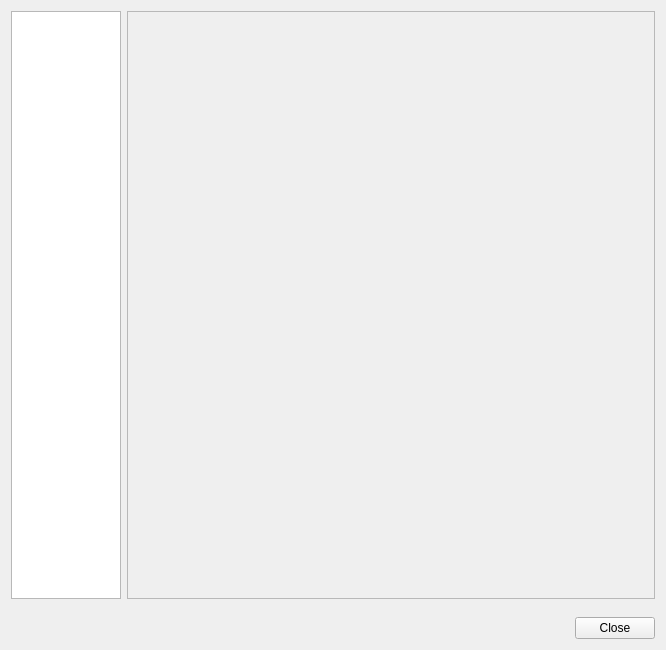
Above: src/preferences/configdialog.ui from nschimme/MMapper before the change. Below: the same form after it.
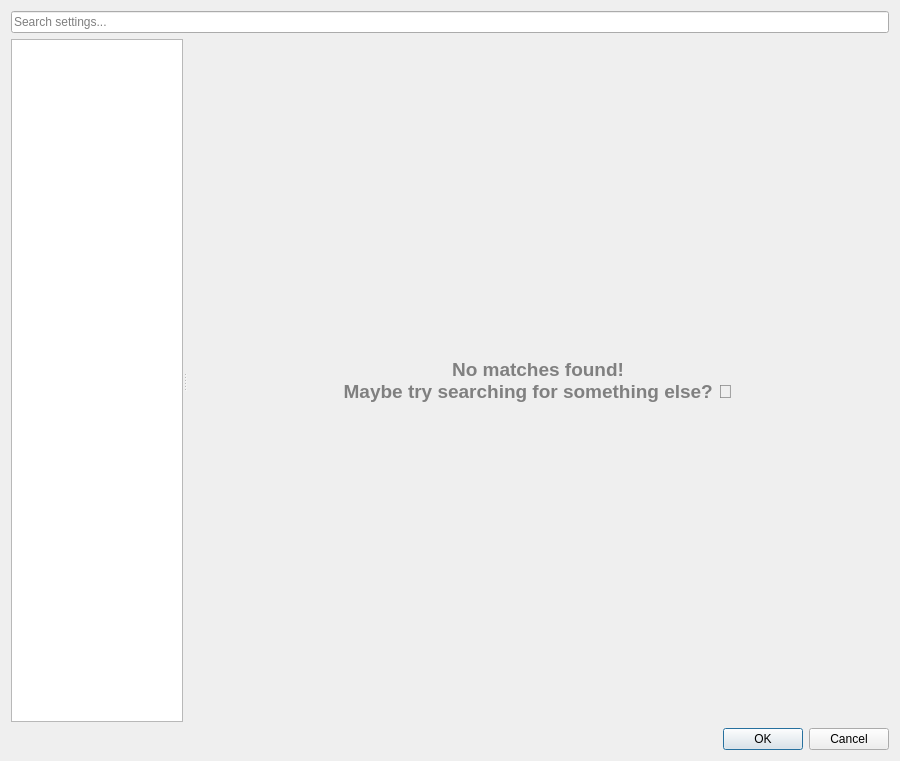
That is the form after the change. The open tabs and pages were chosen to show the change.

Commit message:
add search feature to preferences
fixup

```diff
--- a/src/preferences/configdialog.ui
+++ b/src/preferences/configdialog.ui
@@ -6,106 +6,138 @@
    <rect>
     <x>0</x>
     <y>0</y>
-    <width>666</width>
-    <height>650</height>
+    <width>900</width>
+    <height>761</height>
    </rect>
   </property>
   <layout class="QVBoxLayout" name="_4">
    <item>
     <layout class="QHBoxLayout" name="_3">
      <item>
-      <widget class="QListWidget" name="contentsWidget">
-       <property name="minimumSize">
-        <size>
-         <width>110</width>
-         <height>0</height>
-        </size>
+      <widget class="QLineEdit" name="searchBar">
+       <property name="placeholderText">
+        <string>Search settings...</string>
        </property>
-       <property name="maximumSize">
-        <size>
-         <width>110</width>
-         <height>16777215</height>
-        </size>
-       </property>
-       <property name="iconSize">
-        <size>
-         <width>70</width>
-         <height>70</height>
-        </size>
-       </property>
-       <property name="spacing">
-        <number>9</number>
-       </property>
-       <property name="viewMode">
-        <enum>QListView::IconMode</enum>
+       <property name="clearButtonEnabled">
+        <bool>true</bool>
        </property>
       </widget>
      </item>
-     <item>
+    </layout>
+   </item>
+   <item>
+    <widget class="QSplitter" name="mainSplitter">
+     <property name="sizePolicy">
+      <sizepolicy hsizetype="Expanding" vsizetype="MinimumExpanding">
+       <horstretch>0</horstretch>
+       <verstretch>0</verstretch>
+      </sizepolicy>
+     </property>
+     <property name="orientation">
+      <enum>Qt::Orientation::Horizontal</enum>
+     </property>
+     <widget class="QListWidget" name="contentsWidget">
+      <property name="sizePolicy">
+       <sizepolicy hsizetype="Minimum" vsizetype="Minimum">
+        <horstretch>0</horstretch>
+        <verstretch>0</verstretch>
+       </sizepolicy>
+      </property>
+      <property name="sizeAdjustPolicy">
+       <enum>QAbstractScrollArea::SizeAdjustPolicy::AdjustToContents</enum>
+      </property>
+     </widget>
+     <widget class="QStackedWidget" name="rightStack">
+      <property name="currentIndex">
+       <number>0</number>
+      </property>
       <widget class="QScrollArea" name="pagesScrollArea">
-       <property name="minimumSize">
-        <size>
-         <width>520</width>
-         <height>300</height>
-        </size>
+       <property name="sizePolicy">
+        <sizepolicy hsizetype="MinimumExpanding" vsizetype="Expanding">
+         <horstretch>0</horstretch>
+         <verstretch>0</verstretch>
+        </sizepolicy>
+       </property>
+       <property name="horizontalScrollBarPolicy">
+        <enum>Qt::ScrollBarPolicy::ScrollBarAsNeeded</enum>
        </property>
        <property name="widgetResizable">
         <bool>true</bool>
        </property>
        <widget class="QWidget" name="scrollAreaWidgetContents">
-        <property name="geometry">
-         <rect>
-          <x>0</x>
-          <y>0</y>
-          <width>518</width>
-          <height>558</height>
-         </rect>
-        </property>
-        <layout class="QHBoxLayout" name="horizontalLayout_3"/>
+        <layout class="QVBoxLayout" name="scrollLayout">
+         <property name="spacing">
+          <number>20</number>
+         </property>
+        </layout>
        </widget>
       </widget>
-     </item>
-    </layout>
-   </item>
-   <item>
-    <spacer name="closeSpacer">
-     <property name="orientation">
-      <enum>Qt::Vertical</enum>
-     </property>
-     <property name="sizeType">
-      <enum>QSizePolicy::Fixed</enum>
-     </property>
-     <property name="sizeHint" stdset="0">
-      <size>
-       <width>12</width>
-       <height>12</height>
-      </size>
-     </property>
-    </spacer>
-   </item>
-   <item>
-    <layout class="QHBoxLayout" name="_2">
-     <item>
-      <spacer name="horizontalSpacer">
-       <property name="orientation">
-        <enum>Qt::Horizontal</enum>
+      <widget class="QListWidget" name="searchResultsList"/>
+      <widget class="QWidget" name="noResultsPage">
+       <property name="sizePolicy">
+        <sizepolicy hsizetype="MinimumExpanding" vsizetype="MinimumExpanding">
+         <horstretch>0</horstretch>
+         <verstretch>0</verstretch>
+        </sizepolicy>
        </property>
-       <property name="sizeHint" stdset="0">
-        <size>
-         <width>40</width>
-         <height>20</height>
-        </size>
-       </property>
-      </spacer>
-     </item>
-     <item>
-      <widget class="QPushButton" name="closeButton">
-       <property name="text">
-        <string>Close</string>
-       </property>
+       <layout class="QVBoxLayout" name="noResultsLayout">
+        <item>
+         <spacer name="verticalSpacer_3">
+          <property name="orientation">
+           <enum>Qt::Orientation::Vertical</enum>
+          </property>
+          <property name="sizeHint" stdset="0">
+           <size>
+            <width>20</width>
+            <height>40</height>
+           </size>
+          </property>
+         </spacer>
+        </item>
+        <item>
+         <widget class="QLabel" name="noResultsLabel">
+          <property name="styleSheet">
+           <string notr="true">font-size: 14pt; color: gray; font-weight: bold;</string>
+          </property>
+          <property name="text">
+           <string>No matches found!
+Maybe try searching for something else? 🔎</string>
+          </property>
+          <property name="alignment">
+           <set>Qt::AlignmentFlag::AlignCenter</set>
+          </property>
+          <property name="wordWrap">
+           <bool>true</bool>
+          </property>
+          <property name="margin">
+           <number>20</number>
+          </property>
+         </widget>
+        </item>
+        <item>
+         <spacer name="verticalSpacer_4">
+          <property name="orientation">
+           <enum>Qt::Orientation::Vertical</enum>
+          </property>
+          <property name="sizeHint" stdset="0">
+           <size>
+            <width>20</width>
+            <height>40</height>
+           </size>
+          </property>
+         </spacer>
+        </item>
+       </layout>
       </widget>
-     </item>
-    </layout>
+     </widget>
+    </widget>
+   </item>
+   <item>
+    <widget class="QDialogButtonBox" name="buttonBox">
+     <property name="standardButtons">
+      <set>QDialogButtonBox::StandardButton::Cancel|QDialogButtonBox::StandardButton::Ok</set>
+     </property>
+    </widget>
    </item>
   </layout>
  </widget>
```
Left out of the diff: 4 changed lines with no effect on the pictures. The commit also changes 11 other files.
